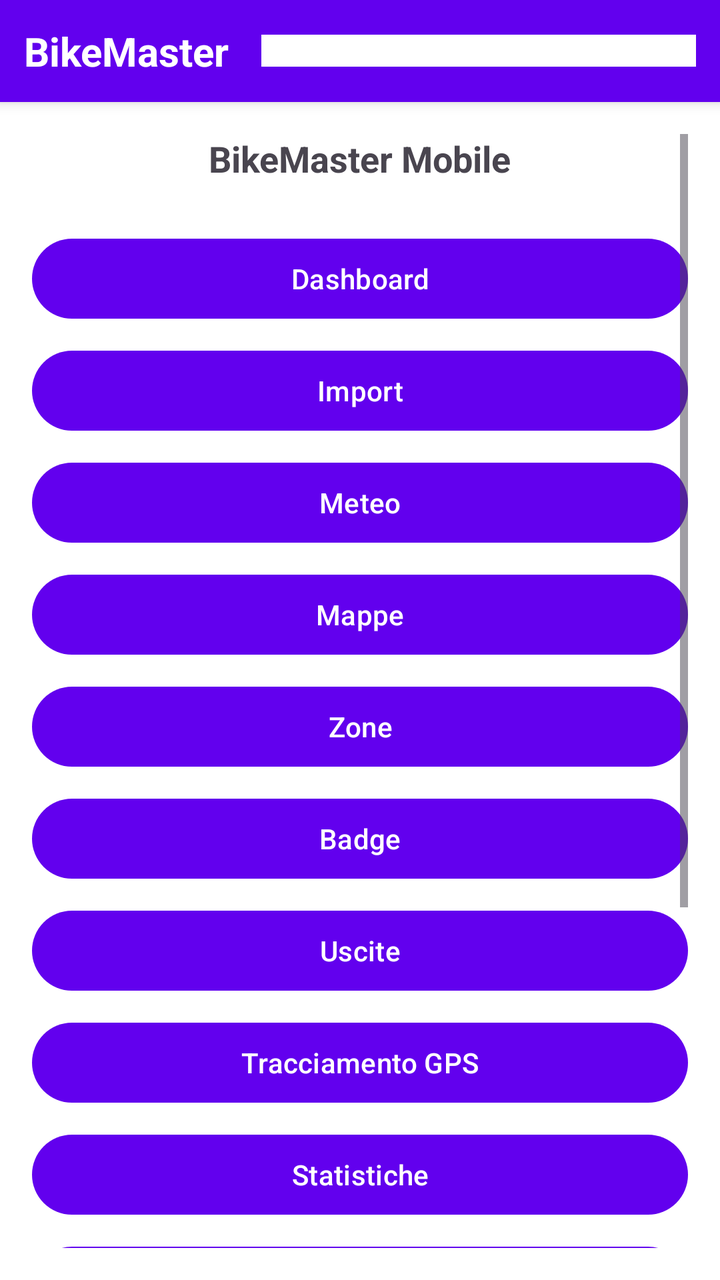
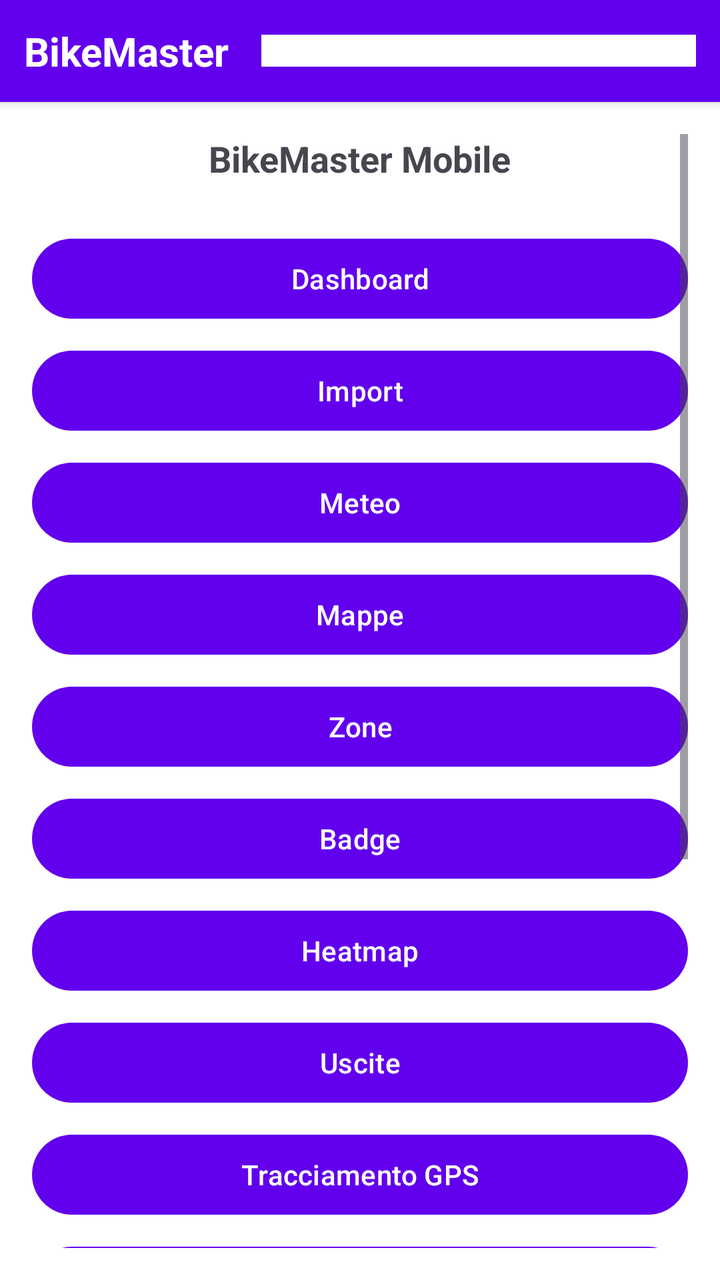

Before-and-after screenshots of an Android layout around one commit, followed by the original layout XML and the change that was made.
<!-- AndroidManifest.xml: application theme Theme.BikeMaster -->
<!-- res/layout/activity_main.xml -->
<?xml version="1.0" encoding="utf-8"?>
<LinearLayout xmlns:android="http://schemas.android.com/apk/res/android"
    android:layout_width="match_parent"
    android:layout_height="match_parent"
    android:orientation="vertical"
    android:background="@android:color/white">

    <LinearLayout
        android:layout_width="match_parent"
        android:layout_height="wrap_content"
        android:orientation="horizontal"
        android:gravity="center_vertical"
        android:padding="12dp"
        android:background="?attr/colorPrimary"
        android:elevation="4dp">

        <TextView
            android:layout_width="wrap_content"
            android:layout_height="wrap_content"
            android:text="@string/app_name"
            android:textColor="@android:color/white"
            android:textSize="20sp"
            android:textStyle="bold"
            android:layout_weight="0" />

        <Spinner
            android:id="@+id/nav_spinner"
            android:layout_width="0dp"
            android:layout_height="wrap_content"
            android:layout_marginStart="16dp"
            android:layout_weight="1"
            android:background="@android:color/white"
            android:padding="8dp"
            android:spinnerMode="dropdown" />
    </LinearLayout>

    <ScrollView
        android:layout_width="match_parent"
        android:layout_height="match_parent"
        android:padding="16dp">

        <LinearLayout
            android:layout_width="match_parent"
            android:layout_height="wrap_content"
            android:orientation="vertical"
            android:gravity="center_horizontal">

            <TextView
                android:layout_width="wrap_content"
                android:layout_height="wrap_content"
                android:text="BikeMaster Mobile"
                android:textSize="18sp"
                android:textStyle="bold"
                android:layout_marginBottom="24dp" />

            <Button
                android:id="@+id/btn_dashboard"
                android:layout_width="match_parent"
                android:layout_height="wrap_content"
                android:text="Dashboard"
                android:layout_marginBottom="8dp" />

            <Button
                android:id="@+id/btn_import"
                android:layout_width="match_parent"
                android:layout_height="wrap_content"
                android:text="@string/import_data"
                android:layout_marginBottom="8dp" />

            <Button
                android:id="@+id/btn_weather"
                android:layout_width="match_parent"
                android:layout_height="wrap_content"
                android:text="Meteo"
                android:layout_marginBottom="8dp" />

            <Button
                android:id="@+id/btn_maps"
                android:layout_width="match_parent"
                android:layout_height="wrap_content"
                android:text="@string/maps"
                android:layout_marginBottom="8dp" />

            <Button
                android:id="@+id/btn_zones"
                android:layout_width="match_parent"
                android:layout_height="wrap_content"
                android:text="@string/zones"
                android:layout_marginBottom="8dp" />

            <Button
                android:id="@+id/btn_badges"
                android:layout_width="match_parent"
                android:layout_height="wrap_content"
                android:text="@string/badges"
                android:layout_marginBottom="8dp" />

            <Button
                android:id="@+id/btn_rides"
                android:layout_width="match_parent"
                android:layout_height="wrap_content"
                android:text="@string/rides"
                android:layout_marginBottom="8dp" />

            <Button
                android:id="@+id/btn_tracking"
                android:layout_width="match_parent"
                android:layout_height="wrap_content"
                android:text="@string/tracking"
                android:layout_marginBottom="8dp" />

            <Button
                android:id="@+id/btn_stats"
                android:layout_width="match_parent"
                android:layout_height="wrap_content"
                android:text="@string/statistics"
                android:layout_marginBottom="8dp" />

            <Button
                android:id="@+id/btn_athlete"
                android:layout_width="match_parent"
                android:layout_height="wrap_content"
                android:text="@string/profile"
                android:layout_marginBottom="8dp" />

            <Button
                android:id="@+id/btn_coach"
                android:layout_width="match_parent"
                android:layout_height="wrap_content"
                android:text="@string/coach"
                android:layout_marginBottom="8dp" />

            <Button
                android:id="@+id/btn_calendar"
                android:layout_width="match_parent"
                android:layout_height="wrap_content"
                android:text="@string/calendar"
                android:layout_marginBottom="8dp" />

            <Button
                android:id="@+id/btn_login"
                android:layout_width="match_parent"
                android:layout_height="wrap_content"
                android:text="@string/login"
                android:layout_marginBottom="8dp" />

            <Button
                android:id="@+id/btn_settings"
                android:layout_width="match_parent"
                android:layout_height="wrap_content"
                android:text="@string/settings"
                android:layout_marginBottom="8dp" />

        </LinearLayout>
    </ScrollView>

</LinearLayout>
<!-- resources referenced by this layout -->
<resources>
  <string name="app_name">BikeMaster</string>
  <string name="badges">Badge</string>
  <string name="calendar">Calendario</string>
  <string name="coach">AI Coach</string>
  <string name="import_data">Import</string>
  <string name="login">Login</string>
  <string name="maps">Mappe</string>
  <string name="profile">Profilo atleta</string>
  <string name="rides">Uscite</string>
  <string name="settings">Impostazioni</string>
  <string name="statistics">Statistiche</string>
  <string name="tracking">Tracciamento GPS</string>
  <string name="zones">Zone</string>
  <style name="Theme.BikeMaster" parent="Base.Theme.BikeMaster" />
  <style name="Base.Theme.BikeMaster" parent="Theme.Material3.DayNight.NoActionBar">
          <item name="colorPrimary">@color/purple_500</item>
          <item name="colorPrimaryVariant">@color/purple_700</item>
          <item name="colorOnPrimary">@color/white</item>
          <item name="colorSecondary">@color/teal_200</item>
          <item name="colorSecondaryVariant">@color/teal_700</item>
          <item name="android:statusBarColor" tools:targetApi="l">?attr/colorPrimaryVariant</item>
      </style>
  <color name="purple_500">#FF6200EE</color>
  <color name="purple_700">#FF3700B3</color>
  <color name="white">#FFFFFFFF</color>
  <color name="teal_200">#FF03DAC5</color>
  <color name="teal_700">#FF018786</color>
</resources>

<!-- the commit's change to res/layout/activity_main.xml (unified diff, before → after) -->
@@ -96,6 +96,13 @@
                 android:layout_marginBottom="8dp" />
 
             <Button
+                android:id="@+id/btn_heatmap"
+                android:layout_width="match_parent"
+                android:layout_height="wrap_content"
+                android:text="@string/heatmap"
+                android:layout_marginBottom="8dp" />
+
+            <Button
                 android:id="@+id/btn_rides"
                 android:layout_width="match_parent"
                 android:layout_height="wrap_content"
<!-- resource entries referenced after the edit -->
@@ -4,6 +4,7 @@
   <string name="badges">Badge</string>
   <string name="calendar">Calendario</string>
   <string name="coach">AI Coach</string>
+  <string name="heatmap">Heatmap</string>
   <string name="import_data">Import</string>
   <string name="login">Login</string>
   <string name="maps">Mappe</string>
